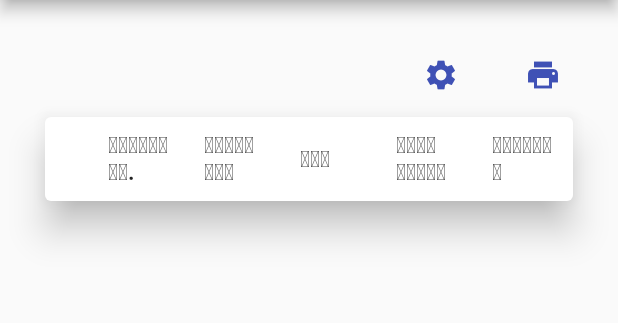
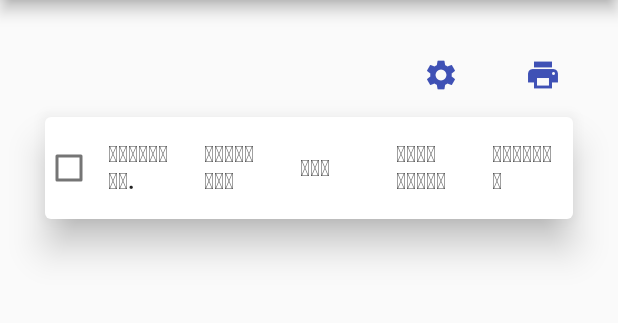
Before and after one commit to tnsmobilesolutions/sdp, a Flutter app: the screen it shows once a user with an empty profile is signed in, after a tap on "View Palia", on a phone screen of 412 x 824 dp, the part 84-407 px from its top. Run offline on Flutter 3.47's test engine with Material 2 defaults, Android fonts, the light colour scheme and no system bars; our stand-ins replace cloud_firestore, firebase_auth, firebase_core, pdf, printing; missing offline and left inert: authentication, material_color_generator; accounts and stored records are empty; statements that could not run were skipped.

Commit message:
code refactor

```diff
--- a/lib/dashboard.dart
+++ b/lib/dashboard.dart
@@ -332,8 +332,8 @@ class _DashBoardState extends State<DashBoard> {
                                 Text(
                                   'ସମ୍ମିଳନୀ',
                                   style: TextStyle(
-                                      fontSize: 20,
-                                      fontWeight: FontWeight.bold),
+                                      fontSize: 17,
+                                      fontWeight: FontWeight.normal),
                                 ),
                                 Text(
                                   '2022',
@@ -351,21 +351,22 @@ class _DashBoardState extends State<DashBoard> {
                             const Text(
                               'Satsikhya Mandir, Bhubaneswar',
                               style: TextStyle(
-                                  fontSize: 20, fontWeight: FontWeight.bold),
+                                  fontSize: 17, fontWeight: FontWeight.normal),
                             ),
                             Row(
+                              mainAxisAlignment: MainAxisAlignment.spaceBetween,
                               children: const [
                                 Text(
                                   '2000',
                                   style: TextStyle(
-                                      fontSize: 25,
+                                      fontSize: 50,
                                       fontWeight: FontWeight.bold),
                                 ),
                                 Text(
-                                  ' ଦିନିକିଆ ପାଳି',
+                                  'ଦିନିକିଆ ପାଳି',
                                   style: TextStyle(
                                       fontSize: 17,
-                                      fontWeight: FontWeight.bold),
+                                      fontWeight: FontWeight.normal),
                                 )
                               ],
                             )
--- a/lib/homeScreen.dart
+++ b/lib/homeScreen.dart
@@ -35,7 +35,6 @@ class _HomeScreenState extends State<HomeScreen> {
   VaktaModel? editedVaktadata;
   List<VaktaModel>? searchItem;
   // List<VaktaModel> devotedetails = [];
-  int dashboardindexNumber = 0;
   int searchDasboardIndexNumber = 0;
   int printDashboardIndexNumber = 0;
   int printSearchIndexNumber = 0;
@@ -90,7 +89,7 @@ class _HomeScreenState extends State<HomeScreen> {
                   IconButton(
                       onPressed: () {
                         searchDasboardIndexNumber = 0;
-                        dashboardindexNumber = 0;
+                        // dashboardindexNumber = 0;
                         Navigator.pop(context);
                       },
                       icon: const Icon(Icons.close, color: Color(0XFF3f51b5)))
@@ -264,6 +263,7 @@ class _HomeScreenState extends State<HomeScreen> {
 
   @override
   Widget build(BuildContext context) {
+    int dashboardindexNumber = 0;
     //DashboardList
     List<TableRow> PaliasTableRows(List<VaktaModel> devotedetails) {
       List<TableRow> PaliasTableRows = devotedetails.map<TableRow>((item) {
@@ -277,7 +277,7 @@ class _HomeScreenState extends State<HomeScreen> {
         },
             //Edit
             (() {
-          dashboardindexNumber = 0;
+          // dashboardindexNumber = 0;
           setState(() {
             editedVaktadata = item;
             PaliaNameController.text = item.name ?? '';
@@ -311,7 +311,7 @@ class _HomeScreenState extends State<HomeScreen> {
                 ),
                 TextButton(
                   onPressed: () {
-                    dashboardindexNumber = 0;
+                    // dashboardindexNumber = 0;
                     PaliaAPI().removePalia(item.docId);
                     Navigator.push(context, MaterialPageRoute(
                       builder: (context) {
@@ -337,7 +337,11 @@ class _HomeScreenState extends State<HomeScreen> {
             showButtons);
       }).toList();
 
-      PaliasTableRows.insert(0, TableHelper().getTableHeader(showButtons));
+      PaliasTableRows.insert(
+          0,
+          TableHelper().getTableHeader(showButtons, (value) {
+            print(value);
+          }));
       return PaliasTableRows;
     }
 
@@ -437,7 +441,7 @@ class _HomeScreenState extends State<HomeScreen> {
                   ),
                 );
               }),
-                      // View
+                      // Checked / Unchecked
                       ((value) {
                 setState(() {
                   isChecked = !isChecked;
@@ -449,7 +453,11 @@ class _HomeScreenState extends State<HomeScreen> {
             },
           ).toList()
         : [];
-    searchRow.insert(0, TableHelper().getTableHeader(showButtons));
+    searchRow.insert(
+        0,
+        TableHelper().getTableHeader(showButtons, (value) {
+          print(value);
+        }));
     return Scaffold(
       appBar: AppBar(
         leading: const SizedBox(
@@ -482,12 +490,12 @@ class _HomeScreenState extends State<HomeScreen> {
                     content: Padding(
                       padding: const EdgeInsets.all(8.0),
                       child: SearchSDP(
-                        dashboardindexNumber: 0,
+                        // dashboardindexNumber: 0,
                         searchDasboardIndexNumber: 0,
                         onSubmitPress:
                             (result, selectedSearchType, sdpSearchController) {
                           searchDasboardIndexNumber = 0;
-                          dashboardindexNumber = 0;
+                          // dashboardindexNumber = 0;
                           log(selectedSearchType);
                           log(sdpSearchController);
                           setState(() {
@@ -518,7 +526,7 @@ class _HomeScreenState extends State<HomeScreen> {
                   foregroundColor: Colors.white,
                 ),
                 onPressed: (() {
-                  dashboardindexNumber = 0;
+                  // dashboardindexNumber = 0;
                   searchDasboardIndexNumber = 0;
                   printDashboardIndexNumber = 0;
                   printSearchIndexNumber = 0;
@@ -611,7 +619,7 @@ class _HomeScreenState extends State<HomeScreen> {
                                       children: [
                                         IconButton(
                                           onPressed: () {
-                                            dashboardindexNumber = 0;
+                                            // dashboardindexNumber = 0;
                                             searchDasboardIndexNumber = 0;
                                             printDashboardIndexNumber = 0;
                                             printSearchIndexNumber = 0;
@@ -792,7 +800,7 @@ class _HomeScreenState extends State<HomeScreen> {
                                 final doc = pw.Document();
                                 printSearchIndexNumber = 0;
                                 printDashboardIndexNumber = 0;
-                                dashboardindexNumber = 0;
+                                // dashboardindexNumber = 0;
                                 searchDasboardIndexNumber = 0;
 
                                 doc.addPage(
--- a/lib/table_header.dart
+++ b/lib/table_header.dart
@@ -4,13 +4,16 @@ import 'package:flutter/material.dart';
 import 'package:sdp/Models/vaktaModel.dart';
 
 class TableHelper {
-  TableRow getTableHeader(bool showButtons) {
+  TableRow getTableHeader(
+    bool showButtons,
+    Function(bool?)? onHeaderCheckChanged,
+  ) {
     return TableRow(children: <Widget>[
-      const Padding(
+      Padding(
         padding: EdgeInsets.all(10.0),
-        child: Text(
-          '',
-          style: TextStyle(fontSize: 15, fontWeight: FontWeight.bold),
+        child: Checkbox(
+          value: false,
+          onChanged: onHeaderCheckChanged,
         ),
       ),
       const Padding(
@@ -92,6 +95,7 @@ class TableHelper {
       Padding(
         padding: const EdgeInsets.all(8.0),
         child: Checkbox(
+          key: Key(item.docId ?? "0"),
           value: value,
           onChanged: onCheckedBox,
         ),
```
